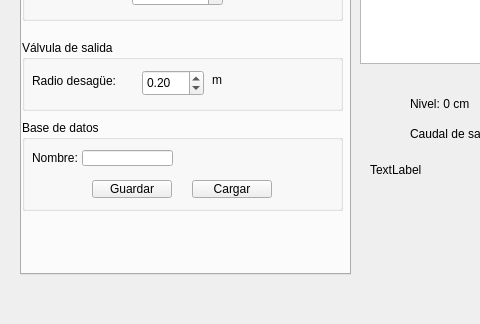
Before: the Qt Designer form mainwindow.ui in pecec1to/proyecto, drawn with Qt 5; both pictures show x 0 to 480 and y 376 to 700 of the 800 by 700 pixel window.
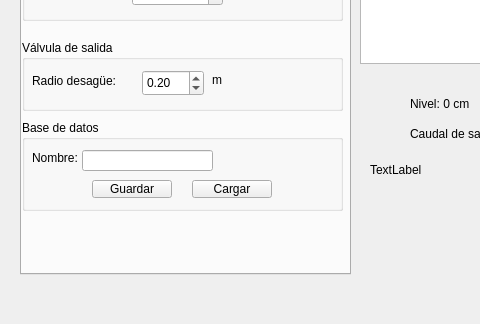
After: the same form once the commit is applied.

What changed in the file:
```diff
--- a/mainwindow.ui
+++ b/mainwindow.ui
@@ -713,8 +713,8 @@
         <rect>
          <x>60</x>
          <y>30</y>
-         <width>91</width>
-         <height>16</height>
+         <width>131</width>
+         <height>21</height>
         </rect>
        </property>
       </widget>
```
Left out of the diff: 2 changed lines with no effect on the pictures.
